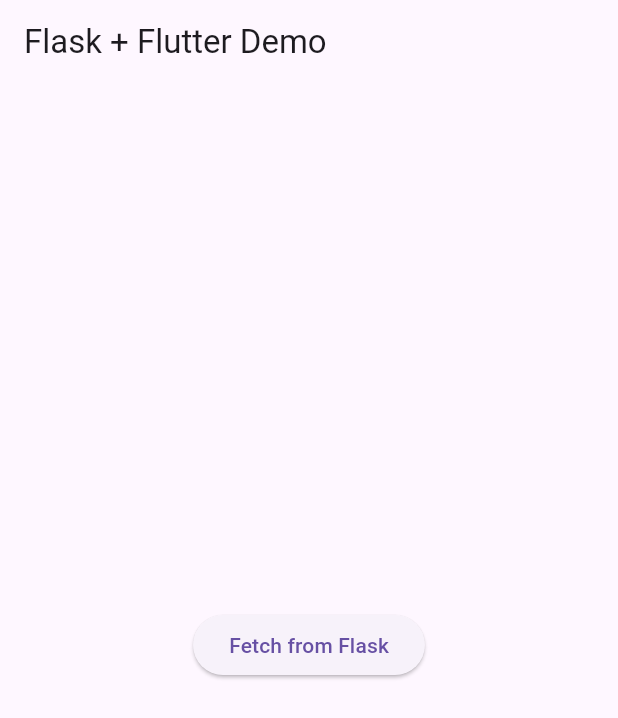
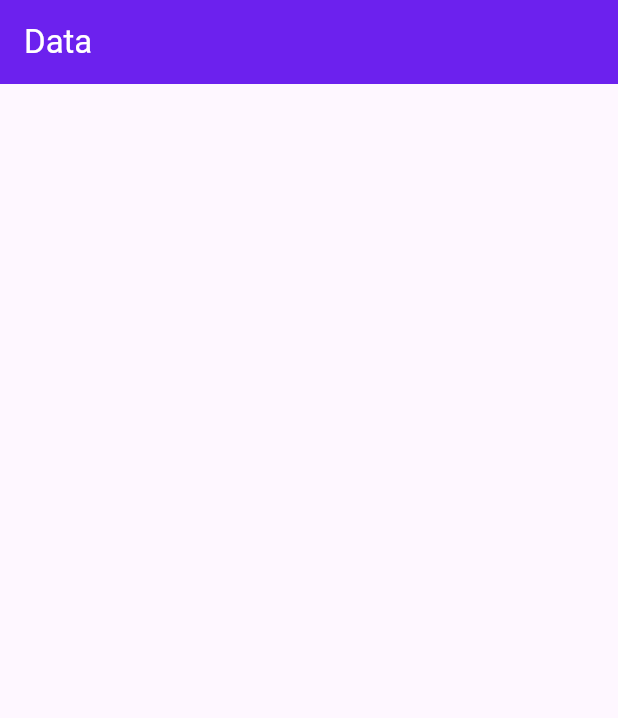
Before and after one commit to faizan-az02/cv_flutter, a Flutter app: the screen it shows after launch, on a phone screen of 412 x 824 dp. Shown: the top 718 px of the screen. Run offline on Flutter 3.47's test engine with Material 3 defaults, Android fonts, the phone set to English and light mode, and no system bars.

Commit message:
Starting Flutter Application

```diff
--- a/lib/main.dart
+++ b/lib/main.dart
@@ -3,57 +3,40 @@
 
 void main() {
   runApp(const MaterialApp(
-    home: HelloFromBackend(),
+    home: DataBackend(),
   ));
 }
 
-class HelloFromBackend extends StatefulWidget {
-  const HelloFromBackend({Key? key}) : super(key: key);
+class DataBackend extends StatefulWidget {
+  const DataBackend({super.key});
 
   @override
-  State<HelloFromBackend> createState() => _HelloFromBackendState();
+  State<DataBackend> createState() => _DataBackendState();
 }
 
-class _HelloFromBackendState extends State<HelloFromBackend> {
-  String _message = '';
-  bool _loading = false;
-  final ApiService _apiService = ApiService();
+class _DataBackendState extends State<DataBackend> {
+  Map<String, dynamic>? data;
 
-  Future<void> _fetchMessage() async {
+  Future<void> fetchData() async {
+    final result = await ApiService.fetchData();
     setState(() {
-      _loading = true;
-      _message = '';
-    });
-    try {
-      final msg = await _apiService.fetchHello();
-      setState(() {
-        _message = msg;
-        _loading = false;
-      });
-    } catch (e) {
-      setState(() {
-        _message = 'Error:  ${e.toString()}';
-      });
-    }
+      data = result;
+      }
+    );
   }
 
   @override
   Widget build(BuildContext context) {
-    return Scaffold(
-      appBar: AppBar(title: const Text('Flask + Flutter Demo')),
-      body: Center(
-        child: Column(
-          mainAxisAlignment: MainAxisAlignment.center,
-          children: [
-            ElevatedButton(
-              onPressed: _loading ? null : _fetchMessage,
-              child: const Text('Fetch from Flask'),
-            ),
-            const SizedBox(height: 20),
-            if (_loading) const CircularProgressIndicator(),
-            if (_message.isNotEmpty) Text(_message),
-          ],
+    return Scaffold(appBar: AppBar(
+
+        backgroundColor: Color.fromARGB(255, 108, 33, 238),
+        title: Text(
+          "Data",
+          style: TextStyle(
+            color: Color.fromARGB(255, 255, 255, 255),
+          )
         ),
+
       ),
     );
   }
```
